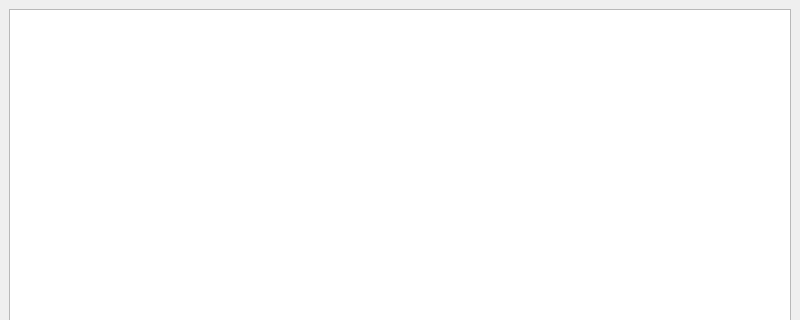
First picture: the form in mainwindow.ui, repository liffert/testTask, before the edit; both pictures show x 0 to 800 and y 0 to 320 of the 800 by 600 pixel window.
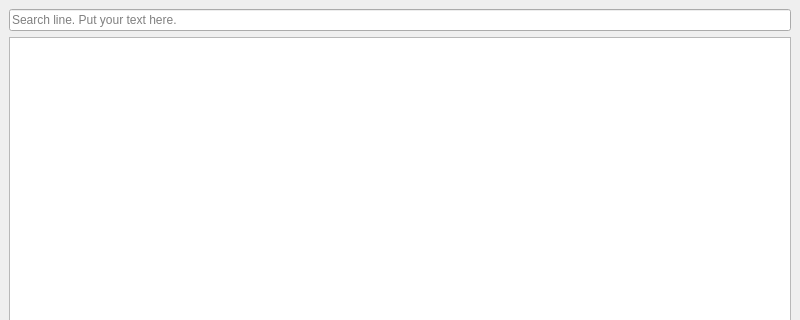
Second picture: the form after the edit.

Commit message: add search field

Patch:
```diff
--- a/mainwindow.ui
+++ b/mainwindow.ui
@@ -18,6 +18,13 @@
   </property>
   <widget class="QWidget" name="centralwidget">
    <layout class="QVBoxLayout" name="verticalLayout">
+    <item>
+     <widget class="QLineEdit" name="searchLine">
+      <property name="placeholderText">
+       <string>Search line. Put your text here.</string>
+      </property>
+     </widget>
+    </item>
     <item>
      <widget class="QListWidget" name="ContactListWidgetModel"/>
     </item>
```
